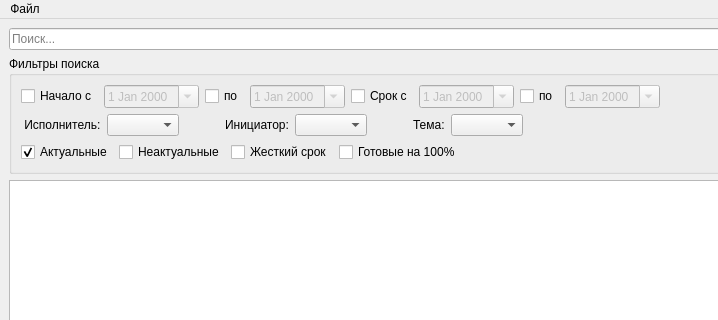
igrekus/reports, file mainwindow.ui: the form before one commit; both pictures show x 0 to 718 and y 0 to 320 of the 1107 by 713 pixel window.
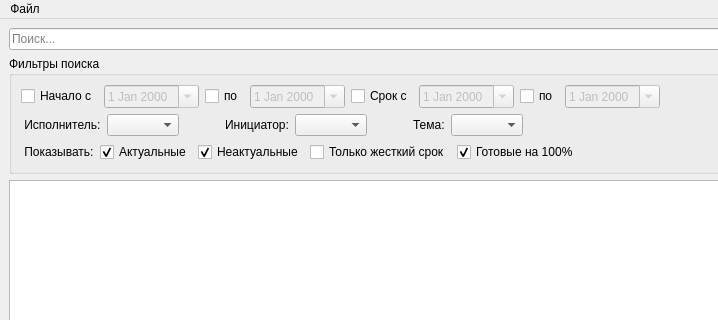
The form after the commit. Icons and pictures are not drawn.

The edit to the form file:
```diff
--- a/mainwindow.ui
+++ b/mainwindow.ui
@@ -257,6 +257,13 @@
          </item>
          <item>
           <layout class="QHBoxLayout" name="horizontalLayout_9">
+           <item>
+            <widget class="QLabel" name="label">
+             <property name="text">
+              <string> Показывать:</string>
+             </property>
+            </widget>
+           </item>
            <item>
             <widget class="QCheckBox" name="chkActive">
              <property name="text">
@@ -272,12 +279,15 @@
              <property name="text">
               <string>Неактуальные</string>
              </property>
+             <property name="checked">
+              <bool>true</bool>
+             </property>
             </widget>
            </item>
            <item>
             <widget class="QCheckBox" name="chkStrict">
              <property name="text">
-              <string>Жесткий срок</string>
+              <string>Только жесткий срок</string>
              </property>
             </widget>
            </item>
@@ -286,6 +296,9 @@
              <property name="text">
               <string>Готовые на 100%</string>
              </property>
+             <property name="checked">
+              <bool>true</bool>
+             </property>
             </widget>
            </item>
            <item>
```
Left out of the diff: 6 changed lines with no effect on the pictures.
